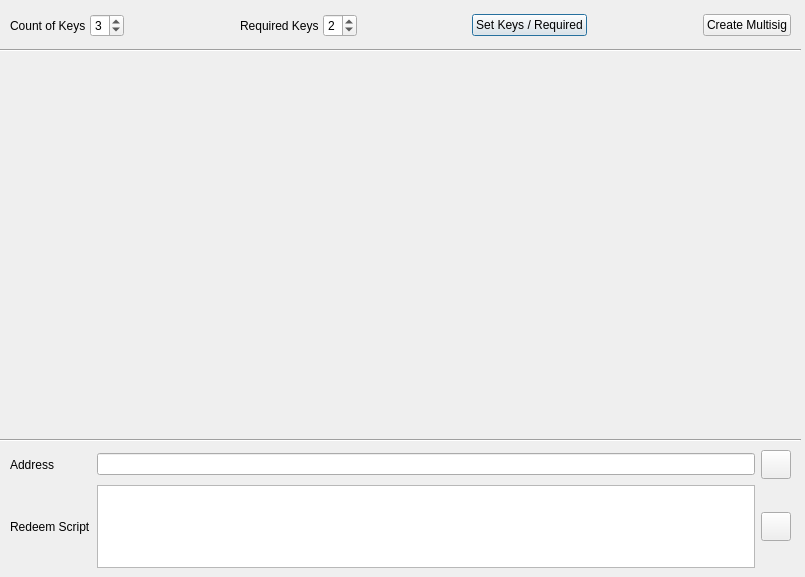
First picture: the form in src/qt/forms/multisigdialog.ui, repository Sandokaaan/Earthcoin, before the edit.
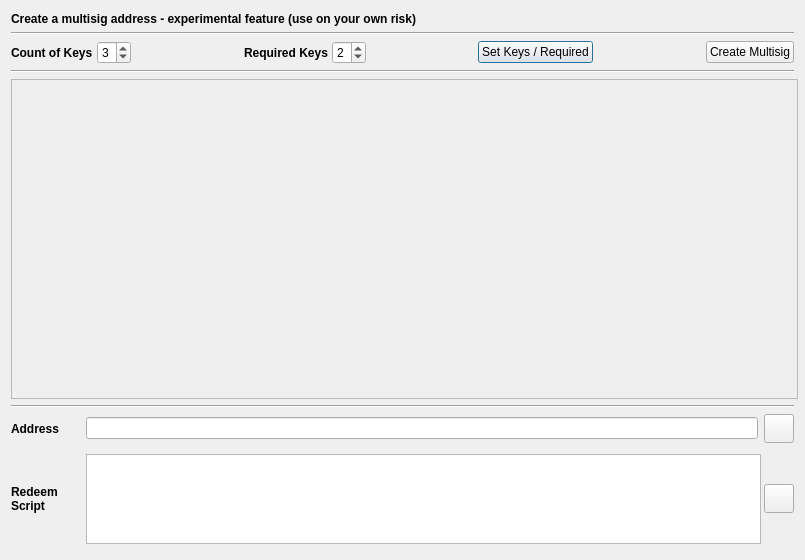
Second picture: the form after the edit. Icons and pictures are not drawn.

Commit message: Multisig in gui - added sign dialog

What changed in the file:
```diff
--- a/src/qt/forms/multisigdialog.ui
+++ b/src/qt/forms/multisigdialog.ui
@@ -7,38 +7,58 @@
     <x>0</x>
     <y>0</y>
     <width>805</width>
+    <height>560</height>
+   </rect>
+  </property>
+  <property name="minimumSize">
+   <size>
+    <width>805</width>
+    <height>0</height>
+   </size>
+  </property>
+  <property name="maximumSize">
+   <size>
+    <width>805</width>
     <height>577</height>
-   </rect>
+   </size>
   </property>
   <property name="windowTitle">
    <string>Multisig Dialog</string>
   </property>
-  <widget class="QWidget" name="gridLayoutWidget">
-   <property name="geometry">
-    <rect>
-     <x>10</x>
-     <y>60</y>
-     <width>781</width>
-     <height>371</height>
-    </rect>
-   </property>
-   <layout class="QGridLayout" name="entries"/>
-  </widget>
-  <widget class="QWidget" name="layoutWidget_2">
-   <property name="geometry">
-    <rect>
-     <x>10</x>
-     <y>10</y>
-     <width>781</width>
-     <height>31</height>
-    </rect>
-   </property>
+  <layout class="QVBoxLayout" name="verticalLayout">
+   <item>
+    <widget class="QLabel" name="label">
+     <property name="font">
+      <font>
+       <weight>75</weight>
+       <bold>true</bold>
+      </font>
+     </property>
+     <property name="text">
+      <string>Create a multisig address - experimental feature (use on your own risk)</string>
+     </property>
+    </widget>
+   </item>
+   <item>
+    <widget class="Line" name="line_3">
+     <property name="orientation">
+      <enum>Qt::Horizontal</enum>
+     </property>
+    </widget>
+   </item>
+   <item>
    <layout class="QHBoxLayout" name="horizontalLayout">
     <property name="spacing">
      <number>4</number>
     </property>
     <item>
      <widget class="QLabel" name="labelKeys">
+       <property name="font">
+        <font>
+         <weight>75</weight>
+         <bold>true</bold>
+        </font>
+       </property>
       <property name="text">
        <string>Count of Keys</string>
       </property>
@@ -50,7 +70,7 @@
        <number>2</number>
       </property>
       <property name="maximum">
-       <number>8</number>
+        <number>9</number>
       </property>
       <property name="value">
        <number>3</number>
@@ -72,6 +92,12 @@
     </item>
     <item>
      <widget class="QLabel" name="labelRequired">
+       <property name="font">
+        <font>
+         <weight>75</weight>
+         <bold>true</bold>
+        </font>
+       </property>
       <property name="text">
        <string>Required Keys</string>
       </property>
@@ -83,7 +109,7 @@
        <number>1</number>
       </property>
       <property name="maximum">
-       <number>8</number>
+        <number>9</number>
       </property>
       <property name="value">
        <number>2</number>
@@ -131,42 +157,149 @@
      </widget>
     </item>
    </layout>
-  </widget>
-  <widget class="QWidget" name="gridLayoutWidget_2">
+   </item>
+   <item>
+    <widget class="Line" name="line_2">
+     <property name="orientation">
+      <enum>Qt::Horizontal</enum>
+     </property>
+    </widget>
+   </item>
+   <item>
+    <widget class="QScrollArea" name="scrollArea">
+     <property name="minimumSize">
+      <size>
+       <width>787</width>
+       <height>320</height>
+      </size>
+     </property>
+     <property name="maximumSize">
+      <size>
+       <width>787</width>
+       <height>320</height>
+      </size>
+     </property>
+     <property name="verticalScrollBarPolicy">
+      <enum>Qt::ScrollBarAsNeeded</enum>
+     </property>
+     <property name="horizontalScrollBarPolicy">
+      <enum>Qt::ScrollBarAlwaysOff</enum>
+     </property>
+     <property name="widgetResizable">
+      <bool>true</bool>
+     </property>
+     <property name="alignment">
+      <set>Qt::AlignLeading|Qt::AlignLeft|Qt::AlignTop</set>
+     </property>
+     <widget class="QWidget" name="scrollAreaWidgetContents">
    <property name="geometry">
     <rect>
-     <x>10</x>
-     <y>450</y>
-     <width>781</width>
-     <height>118</height>
-    </rect>
-   </property>
+        <x>0</x>
+        <y>0</y>
+        <width>777</width>
+        <height>318</height>
+       </rect>
+      </property>
+      <property name="sizePolicy">
+       <sizepolicy hsizetype="Preferred" vsizetype="Preferred">
+        <horstretch>0</horstretch>
+        <verstretch>0</verstretch>
+       </sizepolicy>
+      </property>
+      <property name="minimumSize">
+       <size>
+        <width>777</width>
+        <height>300</height>
+       </size>
+      </property>
+      <property name="maximumSize">
+       <size>
+        <width>777</width>
+        <height>50000</height>
+       </size>
+      </property>
+      <layout class="QVBoxLayout" name="verticalLayout_3">
+       <item>
+        <layout class="QVBoxLayout" name="entries">
+         <property name="spacing">
+          <number>6</number>
+         </property>
+         <property name="sizeConstraint">
+          <enum>QLayout::SetDefaultConstraint</enum>
+         </property>
+        </layout>
+       </item>
+      </layout>
+     </widget>
+    </widget>
+   </item>
+   <item>
+    <widget class="Line" name="line">
+     <property name="orientation">
+      <enum>Qt::Horizontal</enum>
+     </property>
+    </widget>
+   </item>
+   <item>
    <layout class="QGridLayout" name="gridLayout">
-    <item row="1" column="0">
+     <item row="1" column="1">
+      <widget class="QPlainTextEdit" name="lineEditRedeemScript">
+       <property name="minimumSize">
+        <size>
+         <width>675</width>
+         <height>90</height>
+        </size>
+       </property>
+       <property name="maximumSize">
+        <size>
+         <width>675</width>
+         <height>90</height>
+        </size>
+       </property>
+      </widget>
+     </item>
+     <item row="0" column="0">
      <widget class="QLabel" name="labelAddress">
+       <property name="font">
+        <font>
+         <weight>75</weight>
+         <bold>true</bold>
+        </font>
+       </property>
       <property name="text">
        <string>Address</string>
       </property>
      </widget>
     </item>
-    <item row="4" column="0">
+     <item row="1" column="0">
      <widget class="QLabel" name="labelRedeemScript">
+       <property name="minimumSize">
+        <size>
+         <width>69</width>
+         <height>100</height>
+        </size>
+       </property>
+       <property name="maximumSize">
+        <size>
+         <width>69</width>
+         <height>100</height>
+        </size>
+       </property>
+       <property name="font">
+        <font>
+         <weight>75</weight>
+         <bold>true</bold>
+        </font>
+       </property>
       <property name="text">
        <string>Redeem Script</string>
       </property>
-     </widget>
-    </item>
-    <item row="1" column="1">
-     <widget class="QLineEdit" name="lineEditAddress">
-      <property name="readOnly">
+       <property name="wordWrap">
        <bool>true</bool>
       </property>
      </widget>
     </item>
-    <item row="4" column="1">
-     <widget class="QPlainTextEdit" name="lineEditRedeemScript"/>
-    </item>
-    <item row="4" column="2">
+     <item row="1" column="2">
      <widget class="QToolButton" name="copyScriptButton">
       <property name="toolTip">
        <string>Copy redeem script to clipboard</string>
@@ -189,7 +322,14 @@
       </property>
      </widget>
     </item>
-    <item row="1" column="2">
+     <item row="0" column="1">
+      <widget class="QLineEdit" name="lineEditAddress">
+       <property name="readOnly">
+        <bool>true</bool>
+       </property>
+      </widget>
+     </item>
+     <item row="0" column="2">
      <widget class="QToolButton" name="copyAddressButton">
       <property name="toolTip">
        <string>Copy address to clipboard</string>
@@ -213,33 +353,8 @@
      </widget>
     </item>
    </layout>
-  </widget>
-  <widget class="Line" name="line">
-   <property name="geometry">
-    <rect>
-     <x>0</x>
-     <y>430</y>
-     <width>801</width>
-     <height>20</height>
-    </rect>
-   </property>
-   <property name="orientation">
-    <enum>Qt::Horizontal</enum>
-   </property>
-  </widget>
-  <widget class="Line" name="line_2">
-   <property name="geometry">
-    <rect>
-     <x>0</x>
-     <y>40</y>
-     <width>801</width>
-     <height>20</height>
-    </rect>
-   </property>
-   <property name="orientation">
-    <enum>Qt::Horizontal</enum>
-   </property>
-  </widget>
+   </item>
+  </layout>
  </widget>
  <resources>
   <include location="../earthcoin.qrc"/>
```
Lines whose indentation alone changed are shown as unchanged. The commit also changes 12 other files.
